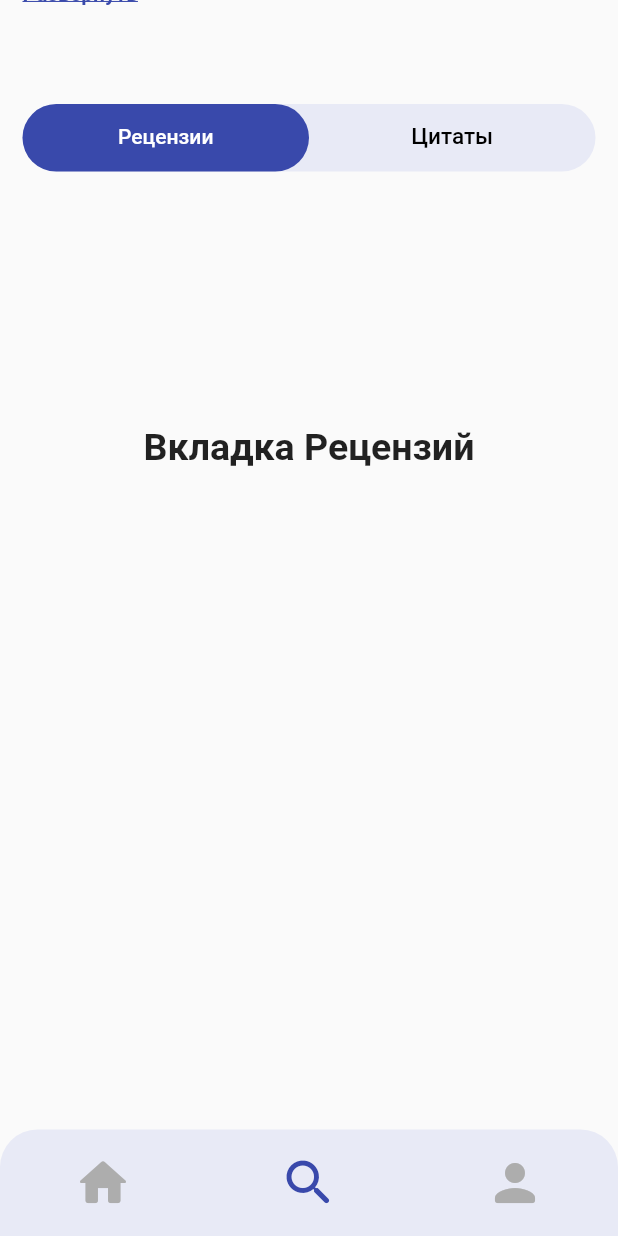
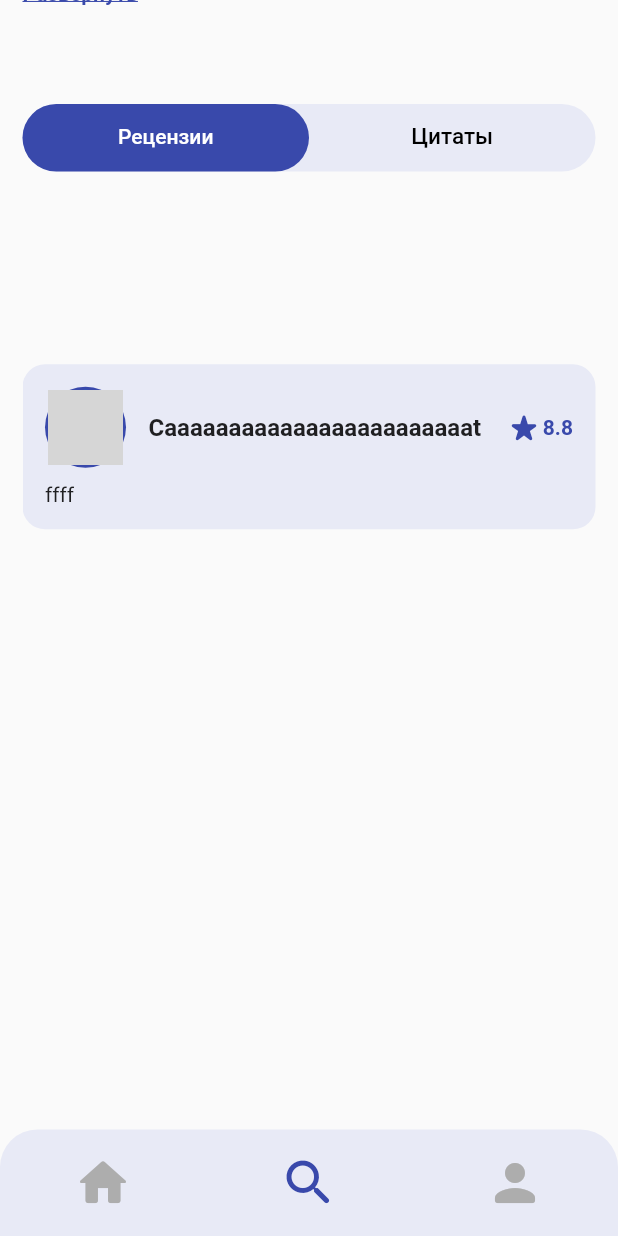
Before and after one commit to AnnaSibirtseva/Shelfie, a Flutter app: the BookInfoPage screen opened by its route, scrolled down 576 dp, on a phone screen of 412 x 824 dp. Run offline on Flutter 3.47's test engine with Material 2 defaults, Android fonts, the phone set to English and light mode, and no system bars; our stand-ins replace auto_route; missing offline and left inert: flutter_barcode_scanner; network calls fail; Roboto replaces fonts that are missing (VelaSans); grey boxes are pictures that could not be loaded.

Commit message:
Added review card

```diff
--- /dev/null
+++ b/lib/components/widgets/cards/review_card.dart
@@ -0,0 +1,84 @@
+import 'package:flutter/material.dart';
+import 'package:shelfie/components/constants.dart';
+
+import '../../../models/book_review.dart';
+
+class ReviewCard extends StatelessWidget {
+  final VoidCallback press;
+  final BookReview review;
+
+  const ReviewCard({
+    Key? key,
+    required this.review,
+    required this.press,
+  }) : super(key: key);
+
+  @override
+  Widget build(BuildContext context) {
+
+    Size size = MediaQuery.of(context).size;
+    return InkWell(
+      onTap: press,
+      child: Container(
+        decoration: const BoxDecoration(
+            color: secondaryColor,
+            borderRadius: BorderRadius.all(Radius.circular(15))),
+        padding: const EdgeInsets.all(15),
+        margin: const EdgeInsets.symmetric(vertical: 10),
+        child: Column(
+          mainAxisSize: MainAxisSize.min,
+          crossAxisAlignment: CrossAxisAlignment.start,
+          children: [
+            Row(
+              children: [
+                Expanded(
+                  child: Row(
+                    children: <Widget>[
+                      CircleAvatar(
+                          radius: 27,
+                          backgroundColor: primaryColor,
+                          child: CircleAvatar(
+                            backgroundImage: NetworkImage(
+                              review.getReviewAuthor().getProfileImageUrl(),
+                            ),
+                            maxRadius: 25,
+                          )),
+                      const SizedBox(width: 15),
+                      Expanded(
+                          child: Text(
+                        review.getReviewAuthor().getName(),
+                        maxLines: 1,
+                        overflow: TextOverflow.ellipsis,
+                        style: TextStyle(
+                            fontSize: 16, fontWeight: FontWeight.bold),
+                      )),
+                    ],
+                  ),
+                ),
+                Row(
+                  children: [
+                    const Icon(
+                      Icons.star_rate_rounded,
+                      color: primaryColor,
+                      size: 25,
+                    ),
+                    Text(
+                      review.getReviewRating().toString(),
+                      style: const TextStyle(
+                          fontWeight: FontWeight.bold, color: primaryColor),
+                    ),
+                  ],
+                )
+              ],
+            ),
+            const SizedBox(height: 10),
+            Text(
+              review.getReviewText(),
+              textAlign: TextAlign.justify,
+            ),
+          ],
+        ),
+      ),
+    );
+  }
+}
--- /dev/null
+++ b/lib/models/book_review.dart
@@ -0,0 +1,45 @@
+import 'user.dart';
+
+class BookReview {
+  late int _id;
+  late User _reviewAuthor;
+  late String _reviewText;
+  late double _rating;
+
+  BookReview(this._id, this._reviewAuthor, this._reviewText, this._rating);
+
+  factory BookReview.fromJson(dynamic json) {
+    return BookReview(
+      json['id'] as int,
+      User.userInfoFromJson(json['userInfo']),
+      json['reviewText'] as String,
+      json['rating'].toDouble(),
+    );
+  }
+
+  String getReviewText() {
+    return _reviewText;
+  }
+
+  double getReviewRating() {
+    return _rating;
+  }
+
+  User getReviewAuthor() {
+    return _reviewAuthor;
+  }
+}
+
+class BookReviewList {
+  int count;
+  List<BookReview> reviews = [];
+
+  BookReviewList(this.reviews, this.count);
+
+  factory BookReviewList.fromJson(dynamic json) {
+    return BookReviewList(
+      (json['reviews'] as List).map((e) => BookReview.fromJson(e)).toList(),
+      json['count'] as int,
+    );
+  }
+}
--- a/lib/models/user.dart
+++ b/lib/models/user.dart
@@ -10,10 +10,26 @@ class User {
   late String _bannerImageUrl;
   late Statistic _statistics;
 
-  User(this._name, this._email, this._profileImageUrl,
-      this._bannerImageUrl, this._statistics);
+  User(this._name, this._email, this._profileImageUrl, this._bannerImageUrl,
+      this._statistics);
 
   User.byId(this._id);
+
+  User.userInfo(this._id, this._name, this._profileImageUrl);
+
+  factory User.userInfoFromJson(dynamic json) {
+    String profileImageUrl;
+    if (json['profileImageUrl'] != null) {
+      profileImageUrl = json['profileImageUrl'] as String;
+    } else {
+      profileImageUrl = defaultCollectionImg;
+    }
+    return User.userInfo(
+      json['id'] as int,
+      json['name'] as String,
+      profileImageUrl,
+    );
+  }
 
   factory User.fromJson(dynamic json) {
     String profileImageUrl;
--- a/lib/screens/book/book_info/components/body.dart
+++ b/lib/screens/book/book_info/components/body.dart
@@ -1,10 +1,10 @@
 import 'package:flutter/material.dart';
-import 'package:shelfie/screens/book/book_info/components/stat_bar.dart';
+import 'tab_bars/stat_bar.dart';
 
 import 'book_desc.dart';
 import 'book_main_info.dart';
 import 'stat_row.dart';
-import 'status_tab_bar.dart';
+import 'tab_bars/status_tab_bar.dart';
 
 class Body extends StatelessWidget {
   const Body({Key? key}) : super(key: key);
@@ -15,7 +15,7 @@ class Body extends StatelessWidget {
     return Container(
         margin: EdgeInsets.only(
             left: 15, right: 15, top: 15, bottom: size.height * 0.1),
-        height: size.height * 1.5,
+        height: size.height * 1.6,
         width: size.width,
         child: Column(
           children: [
--- a/lib/screens/book/book_info/components/book_desc.dart
+++ b/lib/screens/book/book_info/components/book_desc.dart
@@ -25,9 +25,8 @@ class _BookDescState extends State<BookDesc> {
     Size size = MediaQuery.of(context).size;
 
     return Container(
-      height: descTextShowFlag ? size.height * 0.5 : size.height * 0.25,
+      height: descTextShowFlag ? size.height * 0.37 : size.height * 0.25,
       width: size.width,
-      //padding: const EdgeInsets.only(bottom: 15),
       child: Column(
         crossAxisAlignment: CrossAxisAlignment.start,
         children: <Widget>[
--- a/lib/screens/book/book_info/components/stat_bar.dart
+++ b/lib/screens/book/book_info/components/tab_bars/stat_bar.dart
@@ -1,6 +1,10 @@
 import 'package:flutter/material.dart';
 import 'package:shelfie/components/constants.dart';
 import 'package:shelfie/models/book_status.dart';
+
+import '../../../../../components/widgets/cards/review_card.dart';
+import '../../../../../models/book_review.dart';
+import '../../../../../models/user.dart';
 
 class BookStatisticsTabBar extends StatefulWidget {
   const BookStatisticsTabBar({Key? key}) : super(key: key);
@@ -64,13 +68,7 @@ class _StackOverState extends State<BookStatisticsTabBar>
               children: [
                 // first tab bar view widget
                 Center(
-                  child: Text(
-                    'Вкладка Рецензий',
-                    style: TextStyle(
-                      fontSize: 25,
-                      fontWeight: FontWeight.w600,
-                    ),
-                  ),
+                  child: ReviewCard(review: new BookReview(1, new User.userInfo(1, 'Caаааааааааааааааааааааааt', defaultBookCoverImg), 'ffff', 8.8), press: () {  },)
                 ),
 
                 // second tab bar view widget
```
Also changed, not shown: lib/screens/book/book_info/components/tab_bars/status_tab_bar.dart (renamed from lib/screens/book/book_info/components/status_tab_bar.dart), 1 other file.
